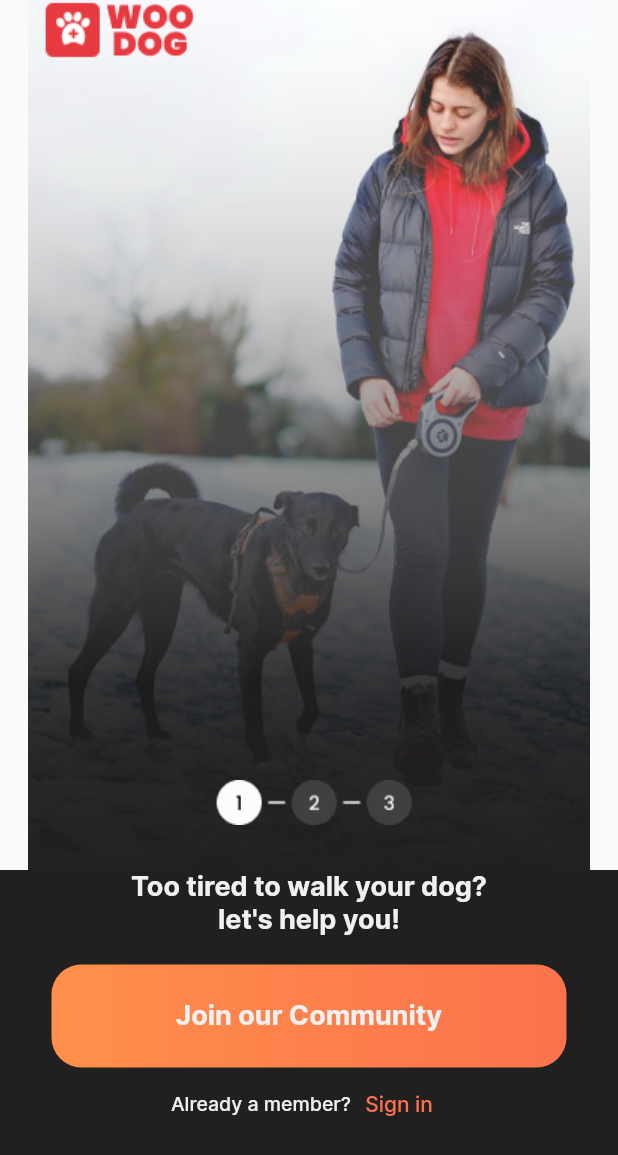
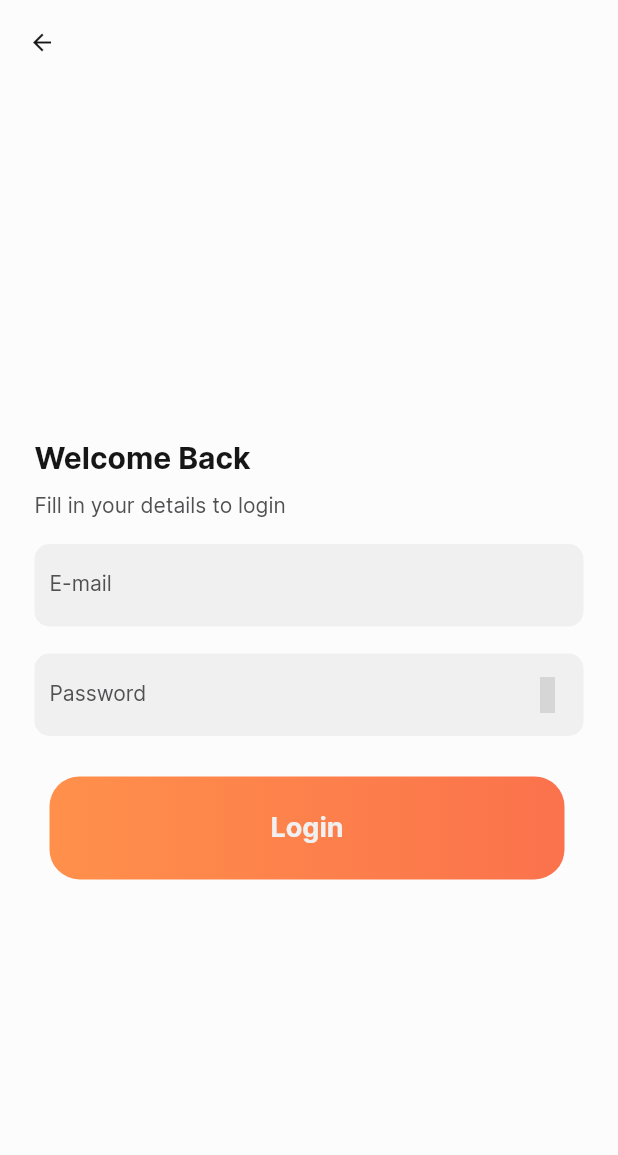
Before and after one commit to aniekan12/dog_walking_app_ui, a Flutter app: the screen it shows after launch, after a tap on "Sign in", on a phone screen of 412 x 824 dp. Shown: the top 1155 px of the screen. Run offline on Flutter 3.47's test engine with Material 2 defaults, Android fonts, the light colour scheme and no system bars; our stand-ins replace flutter_svg, get, iconly; grey boxes are pictures that could not be loaded.

Commit message:
get package added, sign up screen, login screen

```diff
--- a/lib/utils/constants/colors.dart
+++ b/lib/utils/constants/colors.dart
@@ -6,6 +6,7 @@ class AppColors {
   static const Color blackShade2 = Color(0xff515153);
   static const Color grey = Color(0xffB0B0B0);
   static const Color white = Color(0xffF0F0F0);
+  static const Color whiteShade1 = Color(0xffFCFCFC);
   static const Color navyBlue = Color(0xff3B5998);
   static const Color red = Color(0xffE73A40);
   static const Color orange = Color(0xffFB724C);
--- a/lib/utils/constants/constants.dart
+++ b/lib/utils/constants/constants.dart
@@ -1,4 +1,5 @@
 import 'package:dog_walking_app_ui/utils/size_config/size_config.dart';
+import 'package:flutter/material.dart';
 
 double? h = SizeConfig.screenHeight;
 double? w = SizeConfig.screenWidth;
@@ -8,3 +9,7 @@ const String letsHelp = 'let\'s help you!';
 const String joinOur = 'Join our Community';
 const String alreadyMember = 'Already a member?';
 const String signIn = 'Sign in';
+const String startHere = "Let's start here";
+const String fillIn = 'Fill in your details to begin';
+const String fillInLogin = 'Fill in your details to login';
+const String welcome = 'Welcome Back';
--- a/lib/utils/constants/image_assets.dart
+++ b/lib/utils/constants/image_assets.dart
@@ -2,3 +2,4 @@ const String assetImageBase = 'assets/images';
 const String onBoardingPic = assetImageBase + '/onboarding_picture.png';
 const String logo = assetImageBase + '/logo.png';
 const String numbering = assetImageBase + '/numbering.png';
+const String filter = assetImageBase + '/filter.svg';
--- a/lib/utils/styles/styles.dart
+++ b/lib/utils/styles/styles.dart
@@ -9,10 +9,35 @@ class AppTextStyles {
     fontWeight: FontWeight.bold,
   );
 
+  static TextStyle heading4 = const TextStyle(
+    color: AppColors.white,
+    fontSize: 12,
+    fontWeight: FontWeight.w400,
+  );
+
+  static TextStyle heading1Black = const TextStyle(
+    color: AppColors.primary,
+    fontSize: 20,
+    fontWeight: FontWeight.bold,
+  );
+
+  static TextStyle heading3Black = const TextStyle(
+    color: AppColors.primary,
+    fontSize: 16,
+    fontWeight: FontWeight.w500,
+  );
+
   static TextStyle bodyText1 = const TextStyle(
     color: AppColors.white,
     fontSize: 13,
     fontWeight: FontWeight.w500,
+  );
+
+  static TextStyle bodyText2 = const TextStyle(
+    color: AppColors.primary,
+    decoration: TextDecoration.underline,
+    fontSize: 13,
+    fontWeight: FontWeight.w400,
   );
 
   static TextStyle orangeText = const TextStyle(
@@ -20,4 +45,10 @@ class AppTextStyles {
     fontSize: 14,
     fontWeight: FontWeight.w500,
   );
+
+  static TextStyle subText1 = const TextStyle(
+    color: AppColors.blackShade2,
+    fontSize: 14,
+    fontWeight: FontWeight.w400,
+  );
 }
--- a/lib/views/login/login.dart
+++ b/lib/views/login/login.dart
@@ -0,0 +1,51 @@
+import 'package:dog_walking_app_ui/helpers/ui_helper.dart';
+import 'package:dog_walking_app_ui/utils/constants/constants.dart';
+import 'package:dog_walking_app_ui/utils/styles/styles.dart';
+import 'package:dog_walking_app_ui/views/home/home_view.dart';
+import 'package:dog_walking_app_ui/views/shared/app_button.dart';
+import 'package:dog_walking_app_ui/views/shared/app_scaffold.dart';
+import 'package:dog_walking_app_ui/views/shared/app_textfield.dart';
+import 'package:flutter/material.dart';
+import 'package:get/get.dart';
+
+class LoginView extends StatefulWidget {
+  const LoginView({Key? key}) : super(key: key);
+
+  @override
+  _LoginViewState createState() => _LoginViewState();
+}
+
+class _LoginViewState extends State<LoginView> {
+  @override
+  Widget build(BuildContext context) {
+    return AppScaffold(
+      body: Padding(
+        padding: const EdgeInsets.only(left: 23.0, right: 23.0),
+        child: Column(
+          mainAxisAlignment: MainAxisAlignment.center,
+          crossAxisAlignment: CrossAxisAlignment.start,
+          children: [
+            Text(welcome, style: AppTextStyles.heading1Black),
+            UIHelper.verticalSpaceSmall,
+            Text(fillInLogin, style: AppTextStyles.subText1),
+            UIHelper.verticalSpaceRegular,
+            const AppTextField(
+              hinttext: 'ani@gmail.com',
+              labelText: 'E-mail',
+            ),
+            UIHelper.verticalSpaceRegular,
+            AppPasswordField(
+              hinttext: '********',
+              labelText: 'Password',
+            ),
+            UIHelper.verticalSpaceRegular,
+            OrangeGradientButton(
+              buttonText: 'Login',
+              pressed: () => Get.to(() => const HomeView()),
+            ),
+          ],
+        ),
+      ),
+    );
+  }
+}
--- /dev/null
+++ b/lib/views/shared/app_back_button.dart
@@ -0,0 +1,18 @@
+//back button
+import 'package:dog_walking_app_ui/utils/constants/colors.dart';
+import 'package:flutter/material.dart';
+import 'package:get/get.dart';
+
+class AppBackButton extends StatelessWidget {
+  const AppBackButton({
+    Key? key,
+  }) : super(key: key);
+
+  @override
+  Widget build(BuildContext context) {
+    return IconButton(
+      icon: const Icon(Icons.arrow_back, size: 18, color: AppColors.primary),
+      onPressed: () => Get.back(),
+    );
+  }
+}
--- /dev/null
+++ b/lib/views/shared/app_scaffold.dart
@@ -0,0 +1,25 @@
+import 'package:dog_walking_app_ui/utils/constants/colors.dart';
+import 'package:flutter/material.dart';
+
+import 'app_back_button.dart';
+
+class AppScaffold extends StatelessWidget {
+  final Widget? body;
+  const AppScaffold({
+    Key? key,
+    this.body,
+  }) : super(key: key);
+
+  @override
+  Widget build(BuildContext context) {
+    return Scaffold(
+      backgroundColor: AppColors.whiteShade1,
+      appBar: AppBar(
+        backgroundColor: AppColors.whiteShade1,
+        elevation: 0,
+        leading: const AppBackButton(),
+      ),
+      body: body,
+    );
+  }
+}
--- a/lib/views/shared/app_textfield.dart
+++ b/lib/views/shared/app_textfield.dart
@@ -0,0 +1,89 @@
+import 'package:dog_walking_app_ui/utils/constants/colors.dart';
+import 'package:dog_walking_app_ui/utils/styles/styles.dart';
+import 'package:flutter/material.dart';
+import 'package:iconly/iconly.dart';
+
+class AppTextField extends StatelessWidget {
+  final String? labelText;
+  final String? hinttext;
+  final String Function(String)? validator;
+  const AppTextField({
+    Key? key,
+    required this.labelText,
+    required this.hinttext,
+    this.validator,
+  }) : super(key: key);
+
+  @override
+  Widget build(BuildContext context) {
+    return Container(
+      height: MediaQuery.of(context).size.height / 15,
+      decoration: BoxDecoration(
+          borderRadius: BorderRadius.circular(10), color: AppColors.white),
+      child: Padding(
+        padding: const EdgeInsets.only(left: 10),
+        child: TextField(
+          decoration: InputDecoration(
+            border: InputBorder.none,
+            labelText: labelText,
+            labelStyle: AppTextStyles.subText1,
+            hintStyle: AppTextStyles.heading3Black,
+            hintText: hinttext,
+          ),
+        ),
+      ),
+    );
+  }
+}
+
+class AppPasswordField extends StatefulWidget {
+  final String? labelText;
+  final String Function(String)? validator;
+  final String? hinttext;
+  const AppPasswordField(
+      {Key? key, this.labelText, this.hinttext, this.validator})
+      : super(key: key);
+
+  @override
+  State<AppPasswordField> createState() => _AppPasswordFieldState();
+}
+
+class _AppPasswordFieldState extends State<AppPasswordField> {
+  bool _isPasswordVisible = false;
+  @override
+  void initState() {
+    //_isPasswordVisible = true;
+    super.initState();
+  }
+
+  @override
+  Widget build(BuildContext context) {
+    return Container(
+      height: MediaQuery.of(context).size.height / 15,
+      decoration: BoxDecoration(
+          borderRadius: BorderRadius.circular(10), color: AppColors.white),
+      child: Padding(
+        padding: const EdgeInsets.only(left: 10),
+        child: TextField(
+          obscureText: _isPasswordVisible,
+          decoration: InputDecoration(
+            suffixIcon: IconButton(
+                onPressed: () {
+                  setState(() {
+                    _isPasswordVisible = !_isPasswordVisible;
+                  });
+                },
+                icon: _isPasswordVisible
+                    ? const Icon(IconlyLight.hide, color: AppColors.primary)
+                    : const Icon(IconlyLight.show, color: AppColors.primary)),
+            border: InputBorder.none,
+            labelText: widget.labelText,
+            labelStyle: AppTextStyles.subText1,
+            hintStyle: AppTextStyles.heading3Black,
+            hintText: widget.hinttext,
+          ),
+        ),
+      ),
+    );
+  }
+}
--- a/lib/views/splash/splash_screen.dart
+++ b/lib/views/splash/splash_screen.dart
@@ -3,6 +3,7 @@ import 'package:dog_walking_app_ui/utils/constants/constants.dart';
 import 'package:dog_walking_app_ui/utils/constants/image_assets.dart';
 import 'package:dog_walking_app_ui/utils/size_config/size_config.dart';
 import 'package:dog_walking_app_ui/utils/styles/styles.dart';
+import 'package:dog_walking_app_ui/views/login/login.dart';
 import 'package:dog_walking_app_ui/views/shared/app_button.dart';
 import 'package:dog_walking_app_ui/views/signup/signup.dart';
 import 'package:flutter/material.dart';
@@ -69,9 +70,8 @@ class SplashScreen extends StatelessWidget {
           children: [
             Text(alreadyMember, style: AppTextStyles.bodyText1),
             AppTextButton(
-              buttonText: signIn,
-              pressed: () {},
-            )
+                buttonText: signIn,
+                pressed: () => Get.to(() => const LoginView()))
           ],
         ),
       ],
```
Also changed, not shown: lib/views/home/home_view.dart (added, +72 -0 lines), lib/views/shared/app_button.dart (+39 -0 lines), lib/views/signup/signup.dart (+41 -1 lines), assets/images/filter.svg (added).
